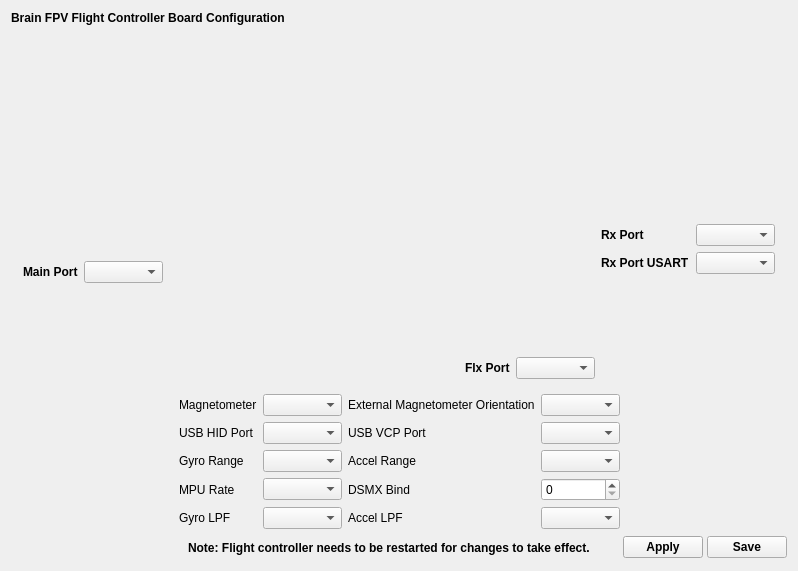
Above: ground/gcs/src/plugins/boards_brainfpv/brainconfiguration.ui from TauLabs/TauLabs before the change. Below: the same form after it.
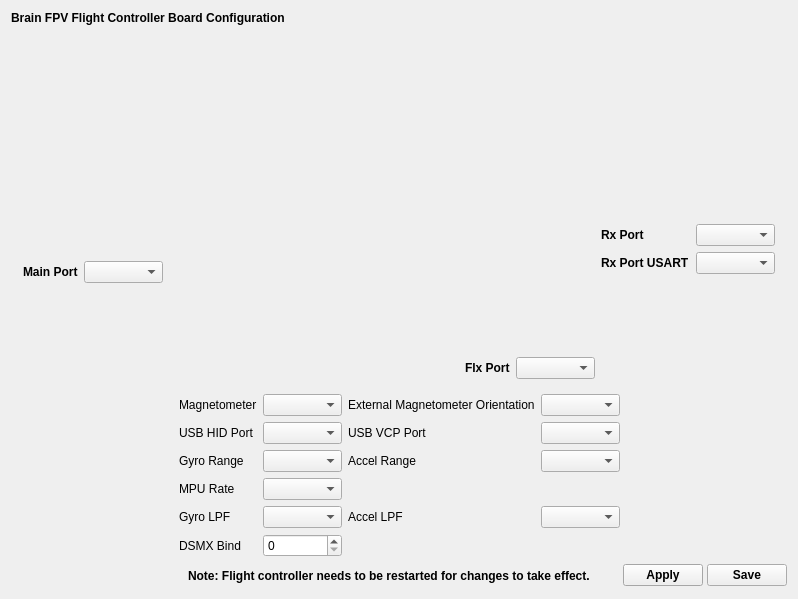
That is the form after the change. Icons and pictures are not drawn.

Commit message: GCS: Rearange Brain config UI

Diff of the .ui file:
```diff
--- a/ground/gcs/src/plugins/boards_brainfpv/brainconfiguration.ui
+++ b/ground/gcs/src/plugins/boards_brainfpv/brainconfiguration.ui
@@ -7,7 +7,7 @@
     <x>0</x>
     <y>0</y>
     <width>798</width>
-    <height>551</height>
+    <height>578</height>
    </rect>
   </property>
   <property name="sizePolicy">
@@ -425,32 +425,6 @@
          </property>
         </widget>
        </item>
-       <item row="6" column="3">
-        <widget class="QSpinBox" name="sbDsmxBind">
-         <property name="font">
-          <font>
-           <weight>50</weight>
-           <bold>false</bold>
-          </font>
-         </property>
-         <property name="maximum">
-          <number>255</number>
-         </property>
-        </widget>
-       </item>
-       <item row="6" column="2">
-        <widget class="QLabel" name="label_12">
-         <property name="font">
-          <font>
-           <weight>50</weight>
-           <bold>false</bold>
-          </font>
-         </property>
-         <property name="text">
-          <string>DSMX Bind</string>
-         </property>
-        </widget>
-       </item>
        <item row="6" column="0">
         <widget class="QLabel" name="label_14">
          <property name="font">
@@ -517,6 +491,32 @@
          </property>
         </widget>
        </item>
+       <item row="8" column="0">
+        <widget class="QLabel" name="label_12">
+         <property name="font">
+          <font>
+           <weight>50</weight>
+           <bold>false</bold>
+          </font>
+         </property>
+         <property name="text">
+          <string>DSMX Bind</string>
+         </property>
+        </widget>
+       </item>
+       <item row="8" column="1">
+        <widget class="QSpinBox" name="sbDsmxBind">
+         <property name="font">
+          <font>
+           <weight>50</weight>
+           <bold>false</bold>
+          </font>
+         </property>
+         <property name="maximum">
+          <number>255</number>
+         </property>
+        </widget>
+       </item>
       </layout>
      </item>
      <item>
```
Left out of the diff: 121 changed lines with no effect on the pictures.
